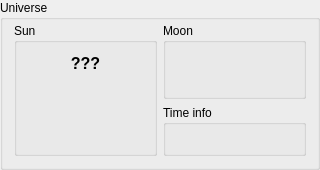
The window that widgets/qsuninfo.ui (AMOS-uniba/amos-client) describes before a commit, drawn with Qt 5.
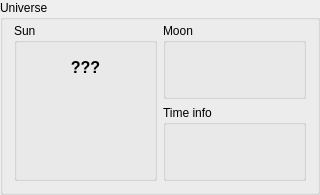
The same window after the commit. Custom widgets are drawn as their Qt base class.

Patch:
```diff
--- a/widgets/qsuninfo.ui
+++ b/widgets/qsuninfo.ui
@@ -7,15 +7,9 @@
     <x>0</x>
     <y>0</y>
     <width>320</width>
-    <height>170</height>
+    <height>169</height>
    </rect>
   </property>
-  <property name="minimumSize">
-   <size>
-    <width>320</width>
-    <height>170</height>
-   </size>
-  </property>
   <property name="title">
    <string>Universe</string>
   </property>
```
